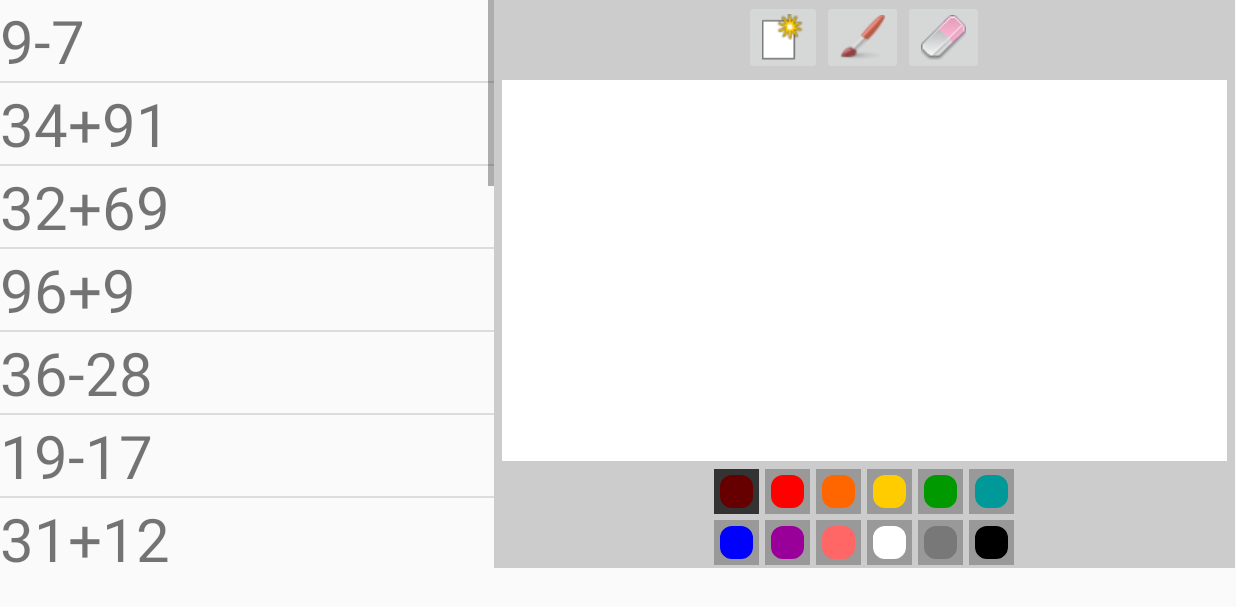
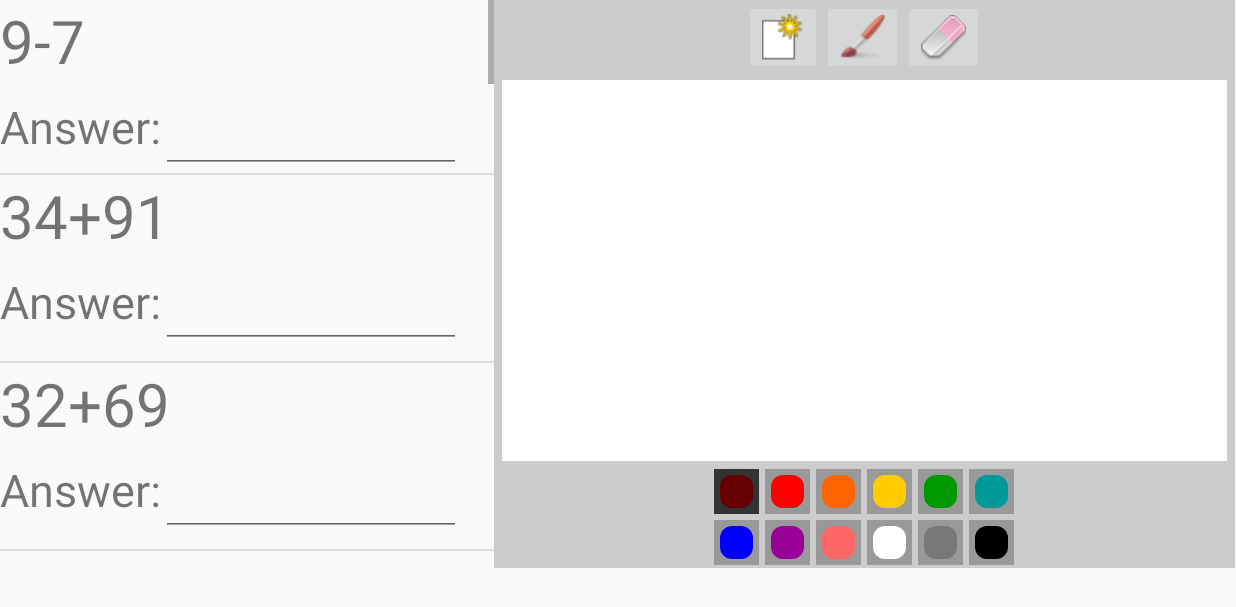
Before and after one commit to joe564338/MathScratchAndroid, an Android app: the MathFragment screen opened directly, with no data from a screen before it, on a phone screen of 824 x 412 dp (held sideways). Shown: the top 607 px of the screen. Run offline under Robolectric (Android 15) with nearby library versions, the phone set to English and light mode, and no system bars; libraries missing offline, so code that uses them is left out: com.udojava.evalex; 2 statements that could not run were skipped.

```diff
--- a/app/build.gradle
+++ b/app/build.gradle
@@ -22,6 +22,7 @@ android {
 dependencies {
     implementation fileTree(include: ['*.jar'], dir: 'libs')
     implementation 'com.android.support:appcompat-v7:26.1.0'
+
     implementation 'com.android.support.constraint:constraint-layout:1.1.0'
     implementation 'com.android.support:support-v4:26.1.0'
     implementation 'com.udojava:EvalEx:2.0'
--- a/app/src/main/java/com/packages/joe/mathscratchandroid/adapter/EquationAdapter.java
+++ b/app/src/main/java/com/packages/joe/mathscratchandroid/adapter/EquationAdapter.java
@@ -1,16 +1,19 @@
 package com.packages.joe.mathscratchandroid.adapter;
 
 import android.content.Context;
+import android.view.KeyEvent;
 import android.view.LayoutInflater;
 import android.view.View;
 import android.view.ViewGroup;
 import android.widget.BaseAdapter;
+import android.widget.EditText;
 import android.widget.ImageView;
 import android.widget.TextView;
 
 import com.packages.joe.mathscratchandroid.R;
 import com.packages.joe.mathscratchandroid.equation.Equation;
 
+import java.math.BigDecimal;
 import java.util.ArrayList;
 
 public class EquationAdapter extends BaseAdapter {
@@ -42,8 +45,49 @@ public class EquationAdapter extends BaseAdapter {
         View rowView = inflater.inflate(R.layout.math_equation, parent, false);
         TextView equationText = (TextView) rowView.findViewById(R.id.equation);
         ImageView difficultyImage = (ImageView) rowView.findViewById(R.id.difficultyImage);
-        Equation equation = (Equation) getItem(position);
+        final Equation equation = (Equation) getItem(position);
         equationText.setText(equation.getEquation());
+        final TextView sorry = (TextView) rowView.findViewById(R.id.wrongAnswer);
+        final EditText answer = (EditText) rowView.findViewById(R.id.answer);
+        final ImageView check = (ImageView) rowView.findViewById(R.id.checkMark);
+        if(equation.isCorrect()) check.setVisibility(View.VISIBLE);
+        else check.setVisibility(View.INVISIBLE);
+        if (equation.isWrong()) sorry.setVisibility(View.VISIBLE);
+        else  sorry.setVisibility(View.INVISIBLE);
+        answer.setOnKeyListener(new View.OnKeyListener() {
+            @Override
+            public boolean onKey(View v, int keyCode, KeyEvent event) {
+                try {
+                    if ((event.getAction() == KeyEvent.ACTION_DOWN) &&
+                            (keyCode == KeyEvent.KEYCODE_ENTER)) {
+                        double d = Double.parseDouble(answer.getText().toString());
+                        System.out.println(equation.getAnswer());
+                        try {
+                            if (!answer.getText().toString().matches("-?\\d+(\\.\\d+)?"))
+                                return true;
+                            if (equation.getAnswer().compareTo(BigDecimal.valueOf(d)) == 0) {
+                                check.setVisibility(View.VISIBLE);
+                                answer.setFocusable(false);
+                                sorry.setVisibility(View.INVISIBLE);
+                                equation.setCorrect(true);
+                                equation.setWrong(false);
+                                return true;
+                            } else {
+                                sorry.setVisibility(View.VISIBLE);
+                                equation.setWrong(true);
+                                equation.setCorrect(false);
+                                return true;
+                            }
+                        } catch (NumberFormatException e) {
+                            return true;
+                        }
+                    }
+                    return false;
+                } catch (NumberFormatException e) {
+                    return true;
+                }
+            }
+        });
         if(equation.getDifficulty() == Equation.Difficulty.EASY){
             //get image for easy
         }
--- a/app/src/main/java/com/packages/joe/mathscratchandroid/equation/Equation.java
+++ b/app/src/main/java/com/packages/joe/mathscratchandroid/equation/Equation.java
@@ -23,6 +23,24 @@ public class Equation {
             return n;
         }
     }
+    boolean correct;
+    boolean wrong;
+
+    public boolean isCorrect() {
+        return correct;
+    }
+
+    public boolean isWrong() {
+        return wrong;
+    }
+
+    public void setCorrect(boolean correct) {
+        this.correct = correct;
+    }
+
+    public void setWrong(boolean wrong) {
+        this.wrong = wrong;
+    }
 
     public String getEquation() {
         return equation;
@@ -31,6 +49,8 @@ public class Equation {
     Difficulty difficulty;
     Random random;
     public Equation(Difficulty difficulty, int operands, boolean complex){
+        correct = false;
+        wrong = false;
         this.difficulty = difficulty;
         random = new SecureRandom();
         this.complex = complex;
@@ -45,7 +65,7 @@ public class Equation {
             for(int i = 0; i < operands; i++){
                 System.out.println(operand);
                 if(operatorType == 1 && i > 0){
-                    operand = random.nextInt(operand);
+                    operand = random.nextInt(operand+1);
                 }
                 else {
                     operand = random.nextInt(99);
--- a/app/src/main/res/layout/math_equation.xml
+++ b/app/src/main/res/layout/math_equation.xml
@@ -1,8 +1,13 @@
 <?xml version="1.0" encoding="utf-8"?>
-<LinearLayout
+<RelativeLayout
     xmlns:android="http://schemas.android.com/apk/res/android"
     android:layout_width="match_parent"
-    android:layout_height="match_parent">
+    android:layout_height="match_parent"
+    android:orientation="vertical">
+    <LinearLayout
+        android:layout_width="wrap_content"
+        android:layout_height="wrap_content"
+        android:id="@+id/topHalf">
         <ImageView
             android:layout_width="wrap_content"
             android:layout_height="wrap_content"
@@ -18,3 +23,44 @@
             android:text="@string/equation"/>
 
     </LinearLayout>
+    <LinearLayout
+        android:layout_width="wrap_content"
+        android:layout_height="wrap_content"
+
+        android:layout_below="@+id/topHalf">
+        <TextView
+            android:layout_width="wrap_content"
+            android:layout_height="wrap_content"
+            android:text="@string/answer"
+            android:textSize="30dp"/>
+        <EditText
+            android:layout_width="200dp"
+            android:layout_height="wrap_content"
+            android:id="@+id/answer"
+            android:textSize="30dp"
+            android:inputType="number"/>
+
+    </LinearLayout>
+    <ImageView
+        android:layout_width="wrap_content"
+        android:layout_height="wrap_content"
+        android:id="@+id/checkMark"
+        android:src="@drawable/check"
+        android:maxHeight="100dp"
+        android:maxWidth="100dp"
+        android:visibility="invisible"
+        android:adjustViewBounds="true"
+        android:layout_toEndOf="@+id/topHalf"
+        android:layout_marginStart="200dp"/>
+    <TextView
+        android:layout_width="wrap_content"
+        android:layout_height="wrap_content"
+        android:id="@+id/wrongAnswer"
+        android:visibility="invisible"
+        android:text="@string/sorry_try_again"
+        android:textColor="#FF0000"
+        android:layout_toEndOf="@+id/topHalf"
+        android:textSize="20dp"
+        android:layout_marginTop="50dp"
+        android:layout_marginStart="150dp"/>
+</RelativeLayout>
--- a/app/src/main/res/values/strings.xml
+++ b/app/src/main/res/values/strings.xml
@@ -13,4 +13,6 @@
     <string name="lrg">Large</string>
     <string name="difficulty">Difficulty: </string>
     <string name="equation">equation</string>
+    <string name="answer">Answer: </string>
+    <string name="sorry_try_again">Sorry Try Again</string>
 </resources>
```
Also changed, not shown: app/src/main/res/drawable/check.png (added). Lines whose indentation alone changed are shown as unchanged.
